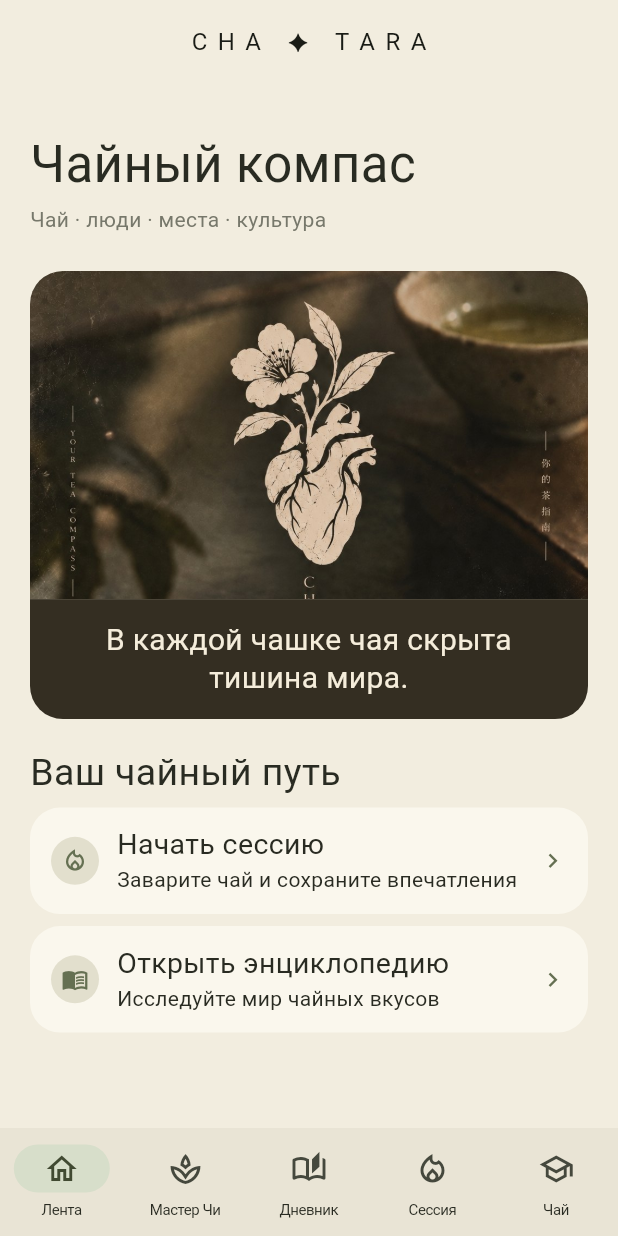
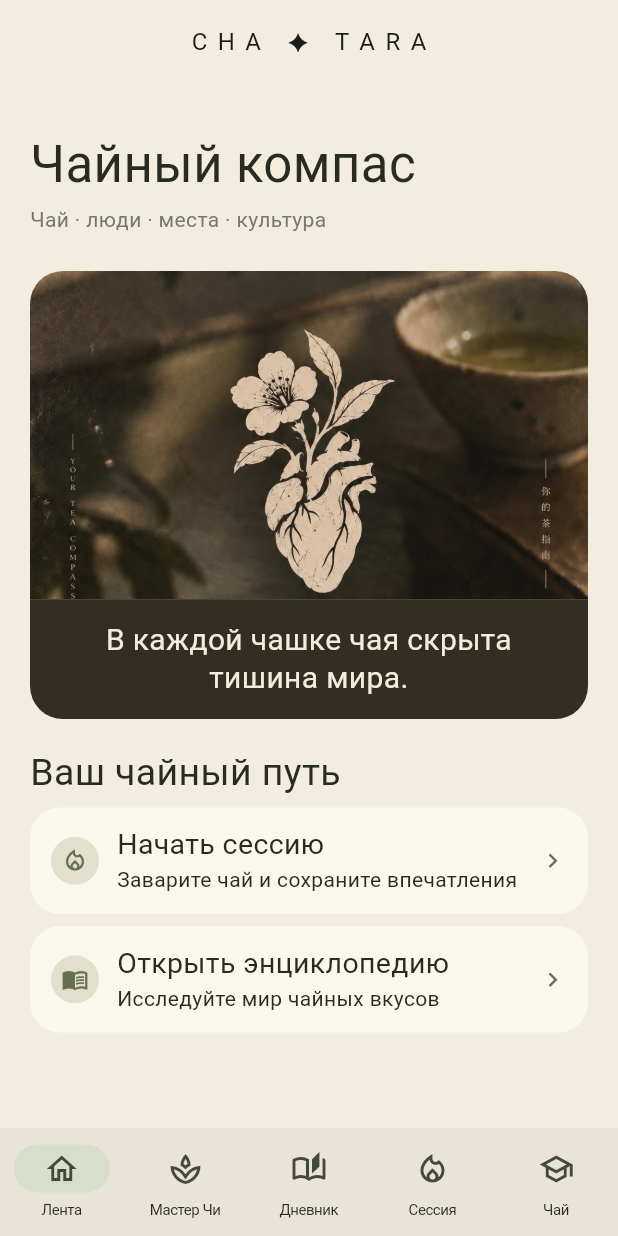
Before and after one commit to cha-tara/cha-tara.github.io, a Flutter app: the screen it shows after launch, on a phone screen of 412 x 824 dp. Run offline on Flutter 3.47's test engine with Material 3 defaults, Android fonts, the phone set to English and light mode, and no system bars; our stand-ins replace shared_preferences; accounts and stored records are empty; Roboto replaces fonts that are missing (Georgia).

Commit message:
Frame the complete botanical emblem

```diff
--- a/lib/main.dart
+++ b/lib/main.dart
@@ -89,7 +89,7 @@ Widget home() => Column(
             child: Image.asset(
               'assets/brand.jpg',
               fit: BoxFit.cover,
-              alignment: const Alignment(0, -.24),
+              alignment: const Alignment(0, -.35),
               excludeFromSemantics: true,
             ),
           ),
```
